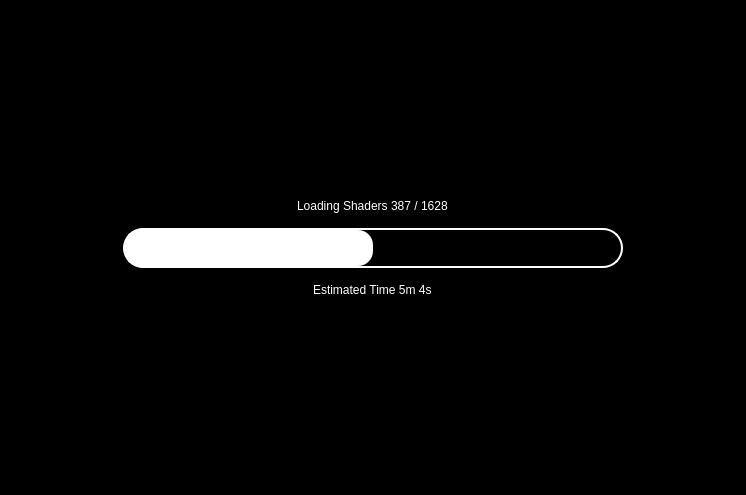
Before: the Qt Designer form src/yuzu/loading_screen.ui in Djipi71/OOT, drawn with Qt 5.
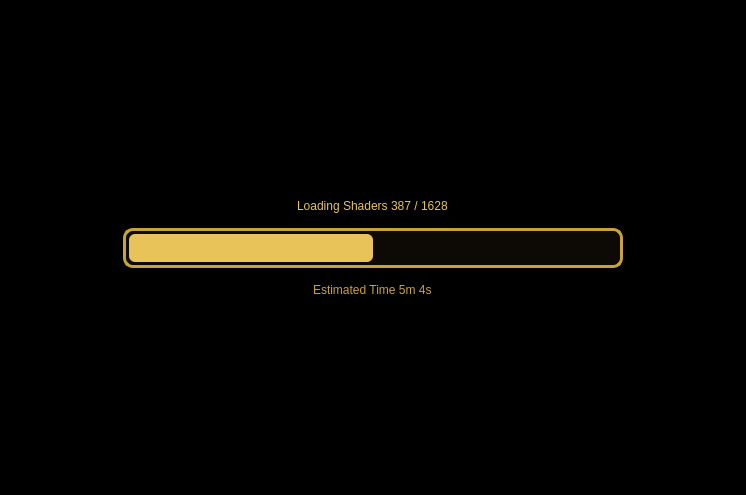
After: the same form once the commit is applied.

Commit message:
UI: no filter bar, Hylian loading bar, hidden Network tab fixed
- The game list's filter bar and search field are never shown; the View menu
  entry and its Ctrl+F hotkey are gone
- The shader loading bar uses the crest icon's colours: dark bronze trough,
  gold bevelled border, crimson (prepare) then gold (build/complete) fill,
  gold Georgia text
- The Network tab, removed from the dialog's tabs, stayed a visible child of
  the configuration dialog behind the selector list: hidden

The edit to the form file:
```diff
--- a/src/yuzu/loading_screen.ui
+++ b/src/yuzu/loading_screen.ui
@@ -77,8 +77,8 @@
            </sizepolicy>
           </property>
           <property name="styleSheet">
-           <string notr="true">background-color: black; color: white;
-font: 75 20pt &quot;Arial&quot;;</string>
+           <string notr="true">background-color: black; color: #e8c35a;
+font: 75 20pt &quot;Georgia&quot;;</string>
           </property>
           <property name="text">
            <string>Loading Shaders 387 / 1628</string>
@@ -101,14 +101,15 @@
           </property>
           <property name="styleSheet">
            <string notr="true">QProgressBar {
-color: white;
-border: 2px solid white;
-outline-color: black;
-border-radius: 20px;
+color: #f3dc8c;
+background-color: #0d0905;
+border: 3px solid #c9a23a;
+border-radius: 10px;
+padding: 3px;
 }
 QProgressBar::chunk {
-background-color: white;
-border-radius: 15px;
+background-color: #e8c35a;
+border-radius: 6px;
 }</string>
           </property>
           <property name="value">
@@ -128,8 +129,8 @@
            <string notr="true"/>
           </property>
           <property name="styleSheet">
-           <string notr="true">background-color: black; color: white;
-font: 75 15pt &quot;Arial&quot;;</string>
+           <string notr="true">background-color: black; color: #c9a23a;
+font: 75 15pt &quot;Georgia&quot;;</string>
           </property>
           <property name="text">
            <string>Estimated Time 5m 4s</string>
```
The commit also changes 7 other files.
